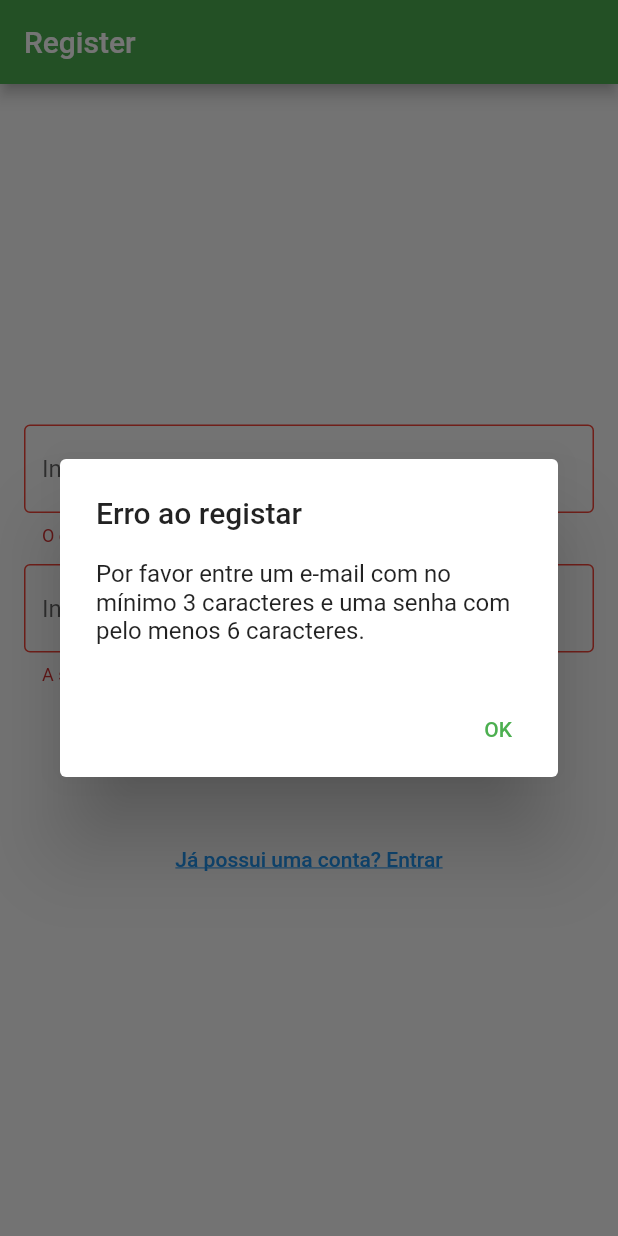
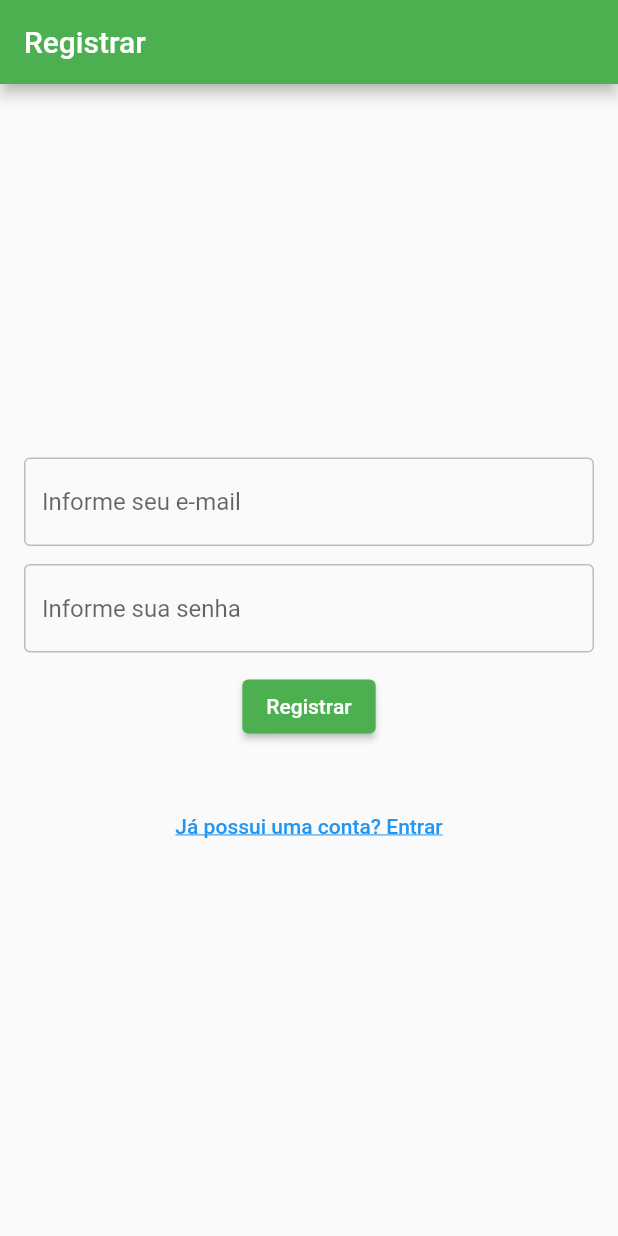
Before and after one commit to KailonFreire/flutterprojeto, a Flutter app: the screen it shows after launch, after a tap on "Registrar", on a phone screen of 412 x 824 dp. Run offline on Flutter 3.47's test engine with Material 2 defaults, Android fonts, the phone set to English and light mode, and no system bars; missing offline and left inert: password_hash_plus.

Commit message:
Validação de formatação adicionado

```diff
--- a/app/lib/registrar.dart
+++ b/app/lib/registrar.dart
@@ -15,35 +15,35 @@ class _RegisterState extends State<Register> {
   String passwordErrorText = '';
 
   void _registerUser() {
+
     Login login = Login();
     String email = emailController.text;
     String password = passwordController.text;
 
-    setState(() {
-      emailErrorText = '';
-      passwordErrorText = '';
-    });
-
-    if (email.length >= 3 && password.length >= 6) {
+    if (emailErrorText == '' && passwordErrorText == '') {
       login.addLogin(context, email, password);
+        setState(() {
+        emailErrorText = '';
+        passwordErrorText = '';
+      });
 
       if (login.validaUsuario(email, password)) {
-        Navigator.pushReplacement(
-          context,
-          MaterialPageRoute(builder: (context) => HomePage()),
-        );
+        // Navigator.pushReplacement(
+        //   context,
+        //   MaterialPageRoute(builder: (context) => HomePage()),
+        // );
       }
     }
     else {
       if (email.length < 3) {
         setState(() {
-          emailErrorText = 'O e-mail precisa ter no mínimo 3 caracteres.';
+          emailErrorText = 'E-mail precisa ter no mínimo 3 caracteres e precisa ser um E-mail válido Ex: exemplo@gmail.com';
         });
       }
 
       if (password.length < 6) {
         setState(() {
-          passwordErrorText = 'A senha precisa ter no mínimo 6 caracteres.';
+          passwordErrorText = 'A Senha precisa ter no mínimo 6 caracteres.';
         });
       }
 
@@ -51,16 +51,16 @@ class _RegisterState extends State<Register> {
         context: context,
         builder: (BuildContext context) {
           return AlertDialog(
-            title: Text('Erro ao registar'),
-            content: Text(
-                'Por favor entre um e-mail com no mínimo 3 caracteres e uma senha com pelo menos 6 caracteres.'
+            title: const Text('Erro ao registar'),
+            content: const Text(
+                'Por favor insira um E-mail com no mínimo 3 caracteres que seja válido Ex: exemplo@gmail.com'
                 ),
             actions: [
               TextButton(
                 onPressed: () {
                   Navigator.of(context).pop();
                 },
-                child: Text('OK'),
+                child: const Text('OK'),
               )
             ],
           );
@@ -73,10 +73,10 @@ class _RegisterState extends State<Register> {
   Widget build(BuildContext context) {
     return Scaffold(
       appBar: AppBar(
-        title: const Text('Register'),
+        title: const Text('Registrar'),
       ),
       body: Padding(
-        padding:const EdgeInsets.all(16.0),
+        padding: const EdgeInsets.all(16.0),
         child: Column(
           mainAxisAlignment: MainAxisAlignment.center,
           children: [
@@ -109,9 +109,9 @@ class _RegisterState extends State<Register> {
                 ),
               ),
               onChanged: (value) {
-                if (value.length < 3) {
+                if (value.length < 3 || !value.contains("@")) {
                   setState(() {
-                    emailErrorText = 'E-mail precisa ter no mínimo 3 caracteres.';
+                    emailErrorText = 'E-mail precisa ter no mínimo 3 caracteres e precisa ser um E-mail válido Ex: exemplo@gmail.com';
                   });
                 } else {
                   setState(() {
```
Also changed, not shown: app/lib/ClientesPage.dart (+5 -5 lines), app/lib/HomePage.dart (+5 -5 lines), app/lib/LoginPage.dart (+6 -6 lines), app/lib/ProdutosPage.dart (+9 -5 lines), app/lib/VendasPage.dart (+9 -9 lines), app/lib/models/Login.dart (+5 -5 lines).
